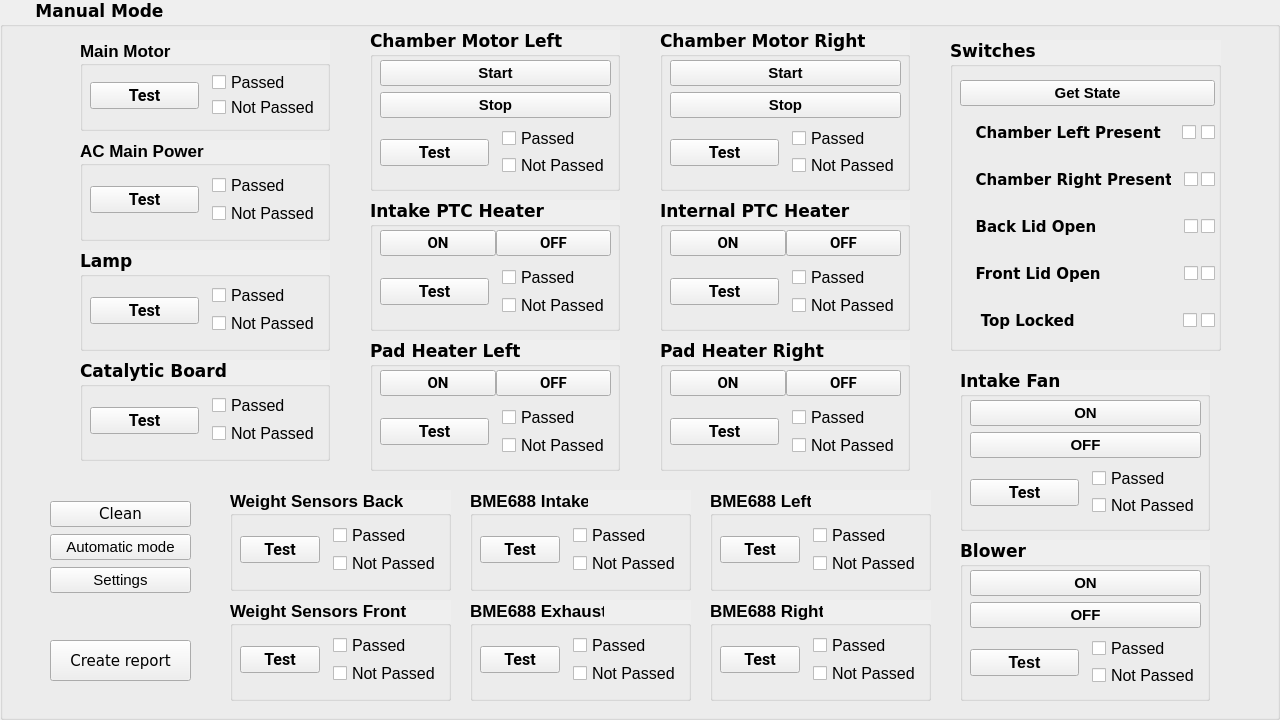
aenapple/VcDvtTestTools, file Screens/VcDvtTestTools_manual_mode.ui: the form before one commit.
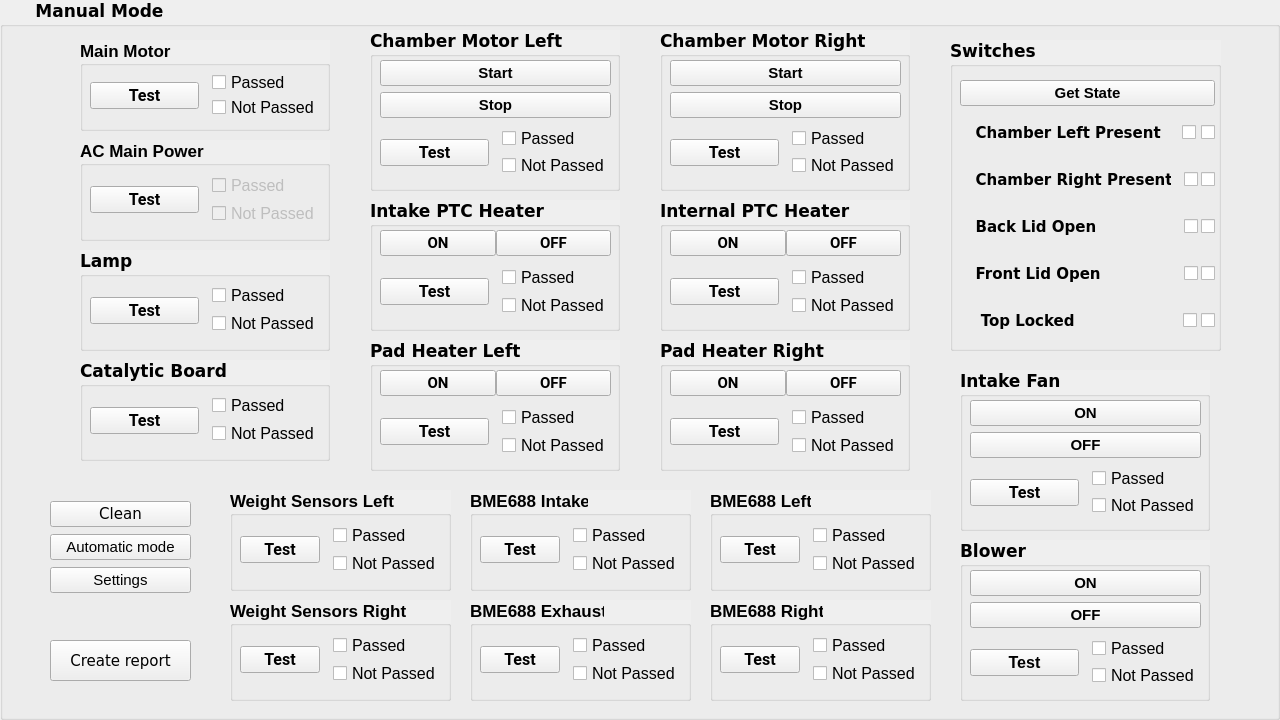
The form after the commit.

Patch:
```diff
--- a/Screens/VcDvtTestTools_manual_mode.ui
+++ b/Screens/VcDvtTestTools_manual_mode.ui
@@ -846,6 +846,9 @@
         </property>
         <item>
          <widget class="QCheckBox" name="checkBox_TestAcMainPower_Passed">
+          <property name="enabled">
+           <bool>false</bool>
+          </property>
           <property name="font">
            <font>
             <family>MS Shell Dlg 2</family>
@@ -861,10 +864,16 @@
           <property name="text">
            <string>Passed</string>
           </property>
+          <property name="checkable">
+           <bool>true</bool>
+          </property>
          </widget>
         </item>
         <item>
          <widget class="QCheckBox" name="checkBox_TestAcMainPower_NotPassed">
+          <property name="enabled">
+           <bool>false</bool>
+          </property>
           <property name="font">
            <font>
             <family>MS Shell Dlg 2</family>
@@ -880,6 +889,9 @@
           <property name="text">
            <string>Not Passed</string>
           </property>
+          <property name="checkable">
+           <bool>true</bool>
+          </property>
          </widget>
         </item>
        </layout>
@@ -2734,7 +2746,7 @@
      <bool>true</bool>
     </property>
     <property name="title">
-     <string>Weight Sensors Back</string>
+     <string>Weight Sensors Left</string>
     </property>
     <property name="flat">
      <bool>false</bool>
@@ -2863,7 +2875,7 @@
      <bool>true</bool>
     </property>
     <property name="title">
-     <string>Weight Sensors Front</string>
+     <string>Weight Sensors Right</string>
     </property>
     <property name="flat">
      <bool>false</bool>
```
Left out of the diff: 16 changed lines with no effect on the pictures.
